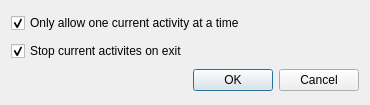
Before: the Qt Designer form src/ui/preferencesdialog.ui in vubiostat/hourglass-qt, drawn with Qt 5.
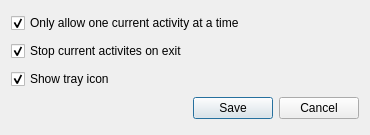
After: the same form once the commit is applied.

Commit message: Add setting for showing the tray icon

Patch:
```diff
--- a/src/ui/preferencesdialog.ui
+++ b/src/ui/preferencesdialog.ui
@@ -7,7 +7,7 @@
     <x>0</x>
     <y>0</y>
     <width>370</width>
-    <height>105</height>
+    <height>135</height>
    </rect>
   </property>
   <property name="windowTitle">
@@ -34,13 +34,23 @@
      </property>
     </widget>
    </item>
+   <item>
+    <widget class="QCheckBox" name="cbShowTrayIcon">
+     <property name="text">
+      <string>Show tray icon</string>
+     </property>
+     <property name="checked">
+      <bool>true</bool>
+     </property>
+    </widget>
+   </item>
    <item>
     <widget class="QDialogButtonBox" name="buttonBox">
      <property name="orientation">
       <enum>Qt::Horizontal</enum>
      </property>
      <property name="standardButtons">
-      <set>QDialogButtonBox::Cancel|QDialogButtonBox::Ok</set>
+      <set>QDialogButtonBox::Cancel|QDialogButtonBox::Save</set>
      </property>
     </widget>
    </item>
```
The commit also changes 6 other files.
